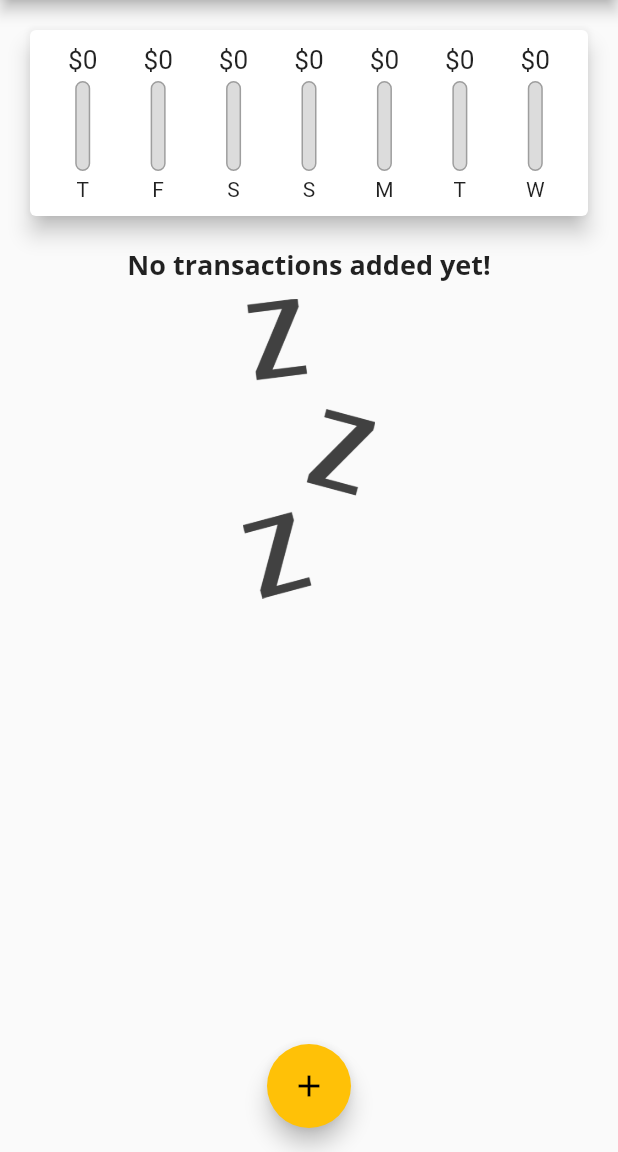
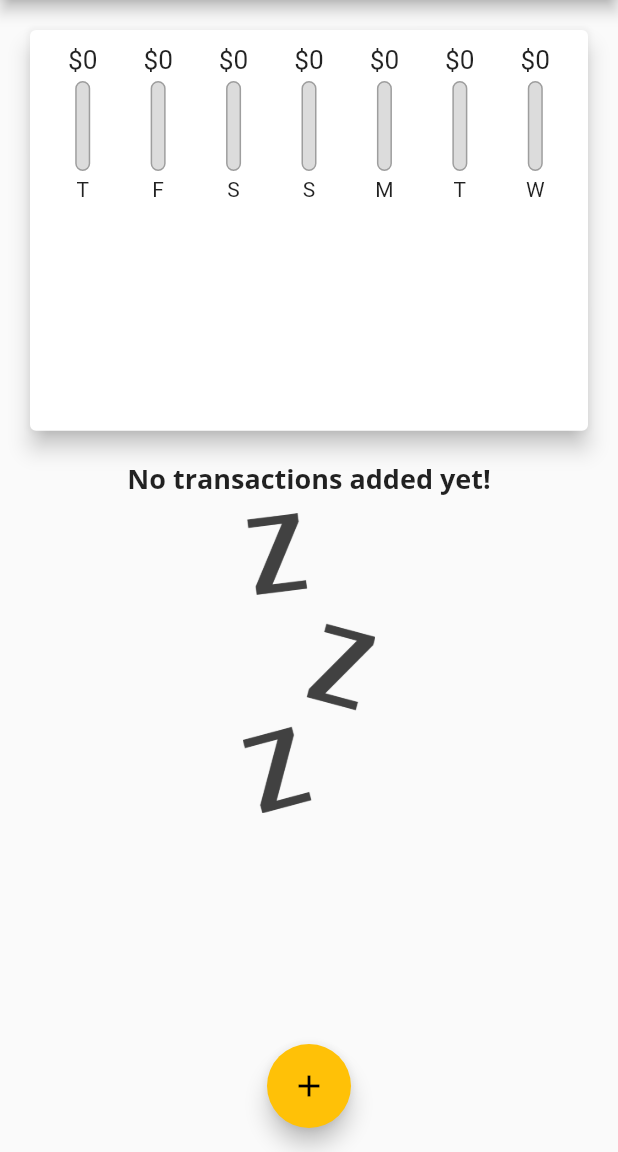
Before and after one commit to Lionel-P-Ablus/demo_02, a Flutter app: the screen it shows after launch, on a phone screen of 412 x 824 dp, the part 84-1236 px from its top. Run offline on Flutter 3.47's test engine with Material 2 defaults, Android fonts, the phone set to English and light mode, and no system bars.

Commit message:
calculating sizes dynamically

```diff
--- a/lib/main.dart
+++ b/lib/main.dart
@@ -70,7 +70,8 @@ class _MyHomePageState extends State<MyHomePage> {
     }).toList();
   }
 
-  void _addNewTransaction(String txTitle, double txAmount, DateTime chosenDate) {
+  void _addNewTransaction(
+      String txTitle, double txAmount, DateTime chosenDate) {
     final newTx = Transaction(
       id: DateTime.now().toString(),
       title: txTitle,
@@ -104,8 +105,7 @@ class _MyHomePageState extends State<MyHomePage> {
 
   @override
   Widget build(BuildContext context) {
-    return Scaffold(
-      appBar: AppBar(
+    final appBar = AppBar(
       title: Text('Personal Expenses'),
       actions: [
         IconButton(
@@ -113,14 +113,29 @@ class _MyHomePageState extends State<MyHomePage> {
           icon: Icon(Icons.add),
         ),
       ],
-      ),
+    );
+
+    return Scaffold(
+      appBar: appBar,
       body: SingleChildScrollView(
         child: Column(
           // mainAxisAlignment: MainAxisAlignment.start,
           crossAxisAlignment: CrossAxisAlignment.stretch,
           children: [
-            Chart(_recentTransactions),
-            TransactionList(_userTransactions, _deleteTransaction),
+            Container(
+              height: (MediaQuery.of(context).size.height -
+                      appBar.preferredSize.height -
+                      MediaQuery.of(context).padding.top) *
+                  0.4,
+              child: Chart(_recentTransactions),
+            ),
+            Container(
+              height: (MediaQuery.of(context).size.height -
+                      appBar.preferredSize.height -
+                      MediaQuery.of(context).padding.top) *
+                  0.6,
+              child: TransactionList(_userTransactions, _deleteTransaction),
+            ),
           ],
         ),
       ),
--- a/lib/widgets/transaction_list.dart
+++ b/lib/widgets/transaction_list.dart
@@ -11,9 +11,7 @@ class TransactionList extends StatelessWidget {
 
   @override
   Widget build(BuildContext context) {
-    return Container(
-      height: 300,
-      child: transactions.isEmpty
+    return transactions.isEmpty
           ? Column(
               children: [
                 Text(
@@ -73,7 +71,6 @@ class TransactionList extends StatelessWidget {
                 );
               },
               itemCount: transactions.length,
-            ),
     );
   }
 }
```
Also changed, not shown: lib/widgets/chart.dart (indentation only). Lines whose indentation alone changed are shown as unchanged.
